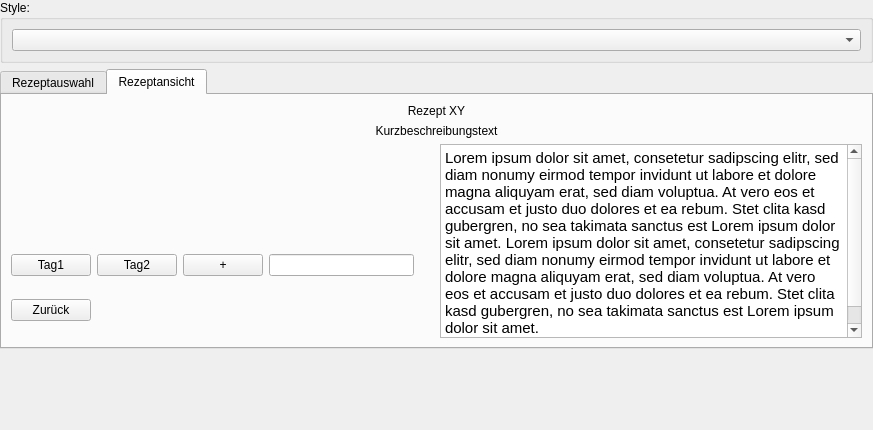
Before: the Qt Designer form frontend/menu/StyleMenu.ui in Indidev/headcooker, drawn with Qt 5.
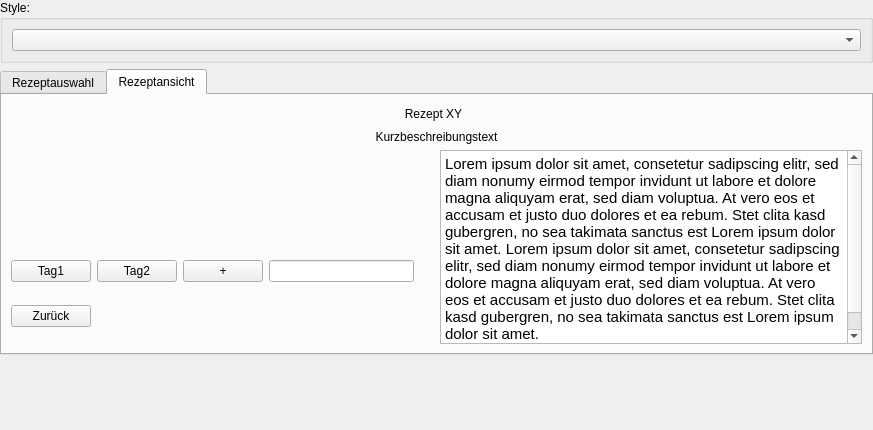
After: the same form once the commit is applied. The open tabs and pages were chosen to show the change.

Patch:
```diff
--- a/frontend/menu/StyleMenu.ui
+++ b/frontend/menu/StyleMenu.ui
@@ -209,17 +209,7 @@
        <item row="0" column="0">
         <widget class="QWidget" name="recipeBody" native="true">
          <layout class="QGridLayout" name="gridLayout_4">
-          <item row="0" column="0">
-           <widget class="QLabel" name="headline">
-            <property name="text">
-             <string>Rezept XY</string>
-            </property>
-            <property name="alignment">
-             <set>Qt::AlignCenter</set>
-            </property>
-           </widget>
-          </item>
-          <item row="1" column="0">
+          <item row="2" column="0">
            <widget class="QLabel" name="subtitle">
             <property name="text">
              <string>Kurzbeschreibungstext</string>
@@ -229,7 +219,7 @@
             </property>
            </widget>
           </item>
-          <item row="2" column="0">
+          <item row="3" column="0">
            <layout class="QHBoxLayout" name="horizontalLayout_2">
             <property name="topMargin">
              <number>0</number>
@@ -335,6 +325,52 @@
             </item>
            </layout>
           </item>
+          <item row="0" column="0">
+           <layout class="QHBoxLayout" name="horizontalLayout_3">
+            <property name="topMargin">
+             <number>0</number>
+            </property>
+            <item>
+             <spacer name="header_spacer">
+              <property name="orientation">
+               <enum>Qt::Horizontal</enum>
+              </property>
+              <property name="sizeType">
+               <enum>QSizePolicy::Maximum</enum>
+              </property>
+              <property name="sizeHint" stdset="0">
+               <size>
+                <width>250</width>
+                <height>20</height>
+               </size>
+              </property>
+             </spacer>
+            </item>
+            <item>
+             <widget class="QLabel" name="headline">
+              <property name="text">
+               <string>Rezept XY</string>
+              </property>
+              <property name="alignment">
+               <set>Qt::AlignCenter</set>
+              </property>
+             </widget>
+            </item>
+            <item>
+             <widget class="QLabel" name="ratingLbl">
+              <property name="maximumSize">
+               <size>
+                <width>250</width>
+                <height>16777215</height>
+               </size>
+              </property>
+              <property name="text">
+               <string/>
+              </property>
+             </widget>
+            </item>
+           </layout>
+          </item>
          </layout>
         </widget>
        </item>
```
Left out of the diff: 2 changed lines with no effect on the pictures.
